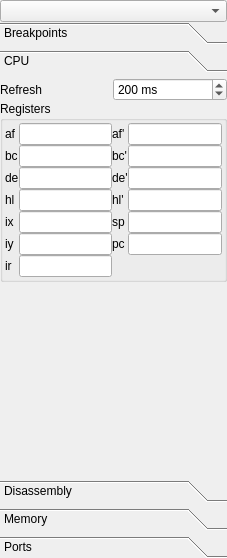
labsin/TilEm, file gui-qt/calcdebuger.ui: the form before one commit.
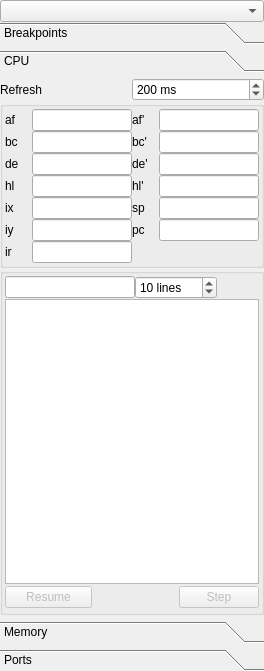
The form after the commit. The open tabs and pages were chosen to show the change. Custom widgets are drawn as their Qt base class.

Commit message: Now with disassembly, single stepping and more.

Patch:
```diff
--- a/gui-qt/calcdebuger.ui
+++ b/gui-qt/calcdebuger.ui
@@ -6,8 +6,8 @@
    <rect>
     <x>0</x>
     <y>0</y>
-    <width>227</width>
-    <height>558</height>
+    <width>264</width>
+    <height>671</height>
    </rect>
   </property>
   <property name="windowTitle">
@@ -26,15 +26,15 @@
    <item>
     <widget class="QToolBox" name="tbPages">
      <property name="currentIndex">
-      <number>0</number>
+      <number>1</number>
      </property>
      <widget class="QWidget" name="pageBreakpoints">
       <property name="geometry">
        <rect>
         <x>0</x>
         <y>0</y>
-        <width>217</width>
-        <height>354</height>
+        <width>254</width>
+        <height>499</height>
        </rect>
       </property>
       <attribute name="label">
@@ -196,8 +196,8 @@
        <rect>
         <x>0</x>
         <y>0</y>
-        <width>217</width>
-        <height>354</height>
+        <width>254</width>
+        <height>499</height>
        </rect>
       </property>
       <attribute name="label">
@@ -220,19 +220,6 @@
          </property>
         </widget>
        </item>
-       <item row="2" column="0" colspan="2">
-        <spacer name="verticalSpacer">
-         <property name="orientation">
-          <enum>Qt::Vertical</enum>
-         </property>
-         <property name="sizeHint" stdset="0">
-          <size>
-           <width>20</width>
-           <height>40</height>
-          </size>
-         </property>
-        </spacer>
-       </item>
        <item row="0" column="0">
         <widget class="QLabel" name="label_4">
          <property name="text">
@@ -243,7 +230,7 @@
        <item row="1" column="0" colspan="2">
         <widget class="QGroupBox" name="gbRegisters">
          <property name="title">
-          <string>Registers</string>
+          <string/>
          </property>
          <layout class="QGridLayout" name="gridLayout">
           <property name="margin">
@@ -603,44 +590,66 @@
          </layout>
         </widget>
        </item>
-      </layout>
-     </widget>
-     <widget class="QWidget" name="pageDisasm">
-      <property name="geometry">
-       <rect>
-        <x>0</x>
-        <y>0</y>
-        <width>217</width>
-        <height>354</height>
-       </rect>
-      </property>
-      <attribute name="label">
-       <string>Disassembly</string>
-      </attribute>
+       <item row="2" column="0" colspan="2">
+        <widget class="QGroupBox" name="gb_disasm">
+         <property name="title">
+          <string/>
+         </property>
       <layout class="QGridLayout" name="gridLayout_2">
-       <item row="0" column="0">
-        <widget class="QLabel" name="label_2">
-         <property name="text">
-          <string>Start</string>
-         </property>
-        </widget>
-       </item>
-       <item row="0" column="1" colspan="2">
+          <property name="margin">
+           <number>2</number>
+          </property>
+          <item row="0" column="0" colspan="3">
         <widget class="QLineEdit" name="le_disasm_start">
          <property name="inputMask">
           <string>HHHHHH; </string>
          </property>
         </widget>
        </item>
-       <item row="1" column="0">
-        <widget class="QLabel" name="label">
+          <item row="1" column="0" colspan="5">
+           <widget class="QListWidget" name="lv_disasm"/>
+          </item>
+          <item row="2" column="0" colspan="2">
+           <widget class="QPushButton" name="b_resume">
+            <property name="enabled">
+             <bool>false</bool>
+            </property>
          <property name="text">
-          <string>Length</string>
+             <string>Resume</string>
          </property>
         </widget>
        </item>
-       <item row="1" column="1" colspan="2">
+          <item row="2" column="2" colspan="2">
+           <spacer name="horizontalSpacer">
+            <property name="orientation">
+             <enum>Qt::Horizontal</enum>
+            </property>
+            <property name="sizeHint" stdset="0">
+             <size>
+              <width>68</width>
+              <height>26</height>
+             </size>
+            </property>
+           </spacer>
+          </item>
+          <item row="2" column="4">
+           <widget class="QPushButton" name="b_step">
+            <property name="enabled">
+             <bool>false</bool>
+            </property>
+            <property name="text">
+             <string>Step</string>
+            </property>
+           </widget>
+          </item>
+          <item row="0" column="3" colspan="2">
         <widget class="QSpinBox" name="spn_disasm_length">
+            <property name="sizePolicy">
+             <sizepolicy hsizetype="Maximum" vsizetype="Fixed">
+              <horstretch>0</horstretch>
+              <verstretch>0</verstretch>
+             </sizepolicy>
+            </property>
          <property name="suffix">
           <string> lines</string>
          </property>
@@ -655,42 +664,9 @@
          </property>
         </widget>
        </item>
-       <item row="3" column="0">
-        <widget class="QPushButton" name="b_resume">
-         <property name="enabled">
-          <bool>false</bool>
-         </property>
-         <property name="text">
-          <string>Resume</string>
-         </property>
+         </layout>
         </widget>
        </item>
-       <item row="3" column="1">
-        <spacer name="horizontalSpacer">
-         <property name="orientation">
-          <enum>Qt::Horizontal</enum>
-         </property>
-         <property name="sizeHint" stdset="0">
-          <size>
-           <width>54</width>
-           <height>20</height>
-          </size>
-         </property>
-        </spacer>
-       </item>
-       <item row="3" column="2">
-        <widget class="QPushButton" name="b_step">
-         <property name="enabled">
-          <bool>false</bool>
-         </property>
-         <property name="text">
-          <string>Step</string>
-         </property>
-        </widget>
-       </item>
-       <item row="2" column="0" colspan="3">
-        <widget class="QListWidget" name="lv_disasm"/>
-       </item>
       </layout>
      </widget>
      <widget class="QWidget" name="pageMemory">
@@ -698,8 +674,8 @@
        <rect>
         <x>0</x>
         <y>0</y>
-        <width>217</width>
-        <height>354</height>
+        <width>254</width>
+        <height>499</height>
        </rect>
       </property>
       <attribute name="label">
@@ -857,8 +833,8 @@
        <rect>
         <x>0</x>
         <y>0</y>
-        <width>217</width>
-        <height>354</height>
+        <width>254</width>
+        <height>499</height>
        </rect>
       </property>
       <attribute name="label">
```
Lines whose indentation alone changed are shown as unchanged. The commit also changes 6 other files.
